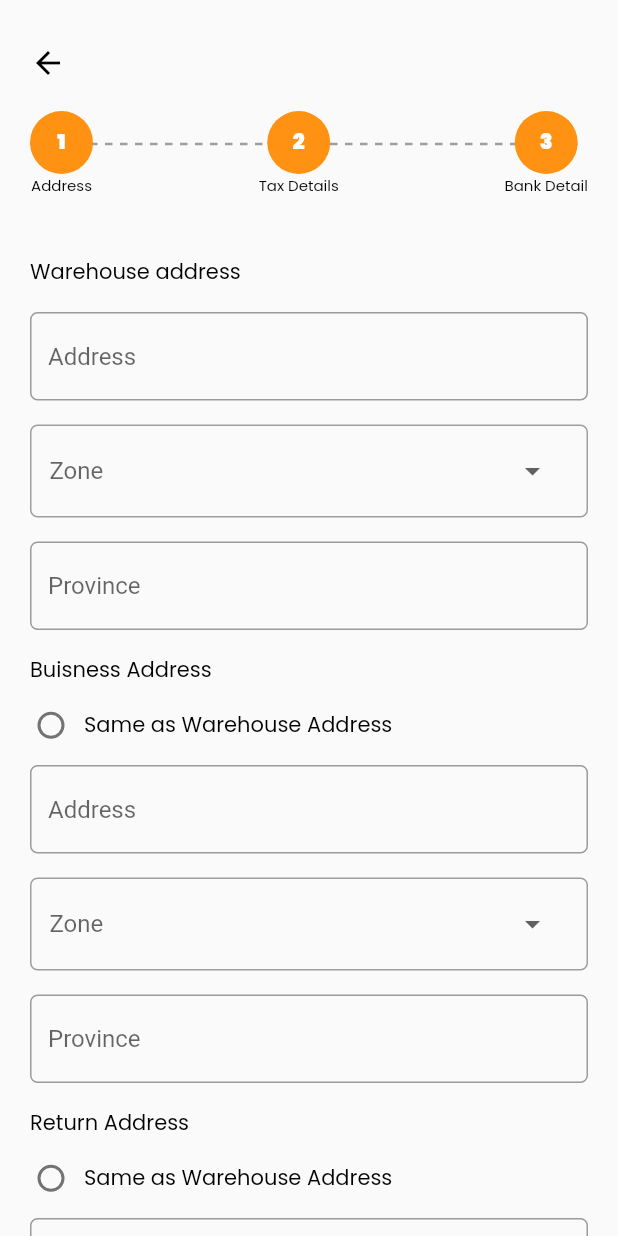
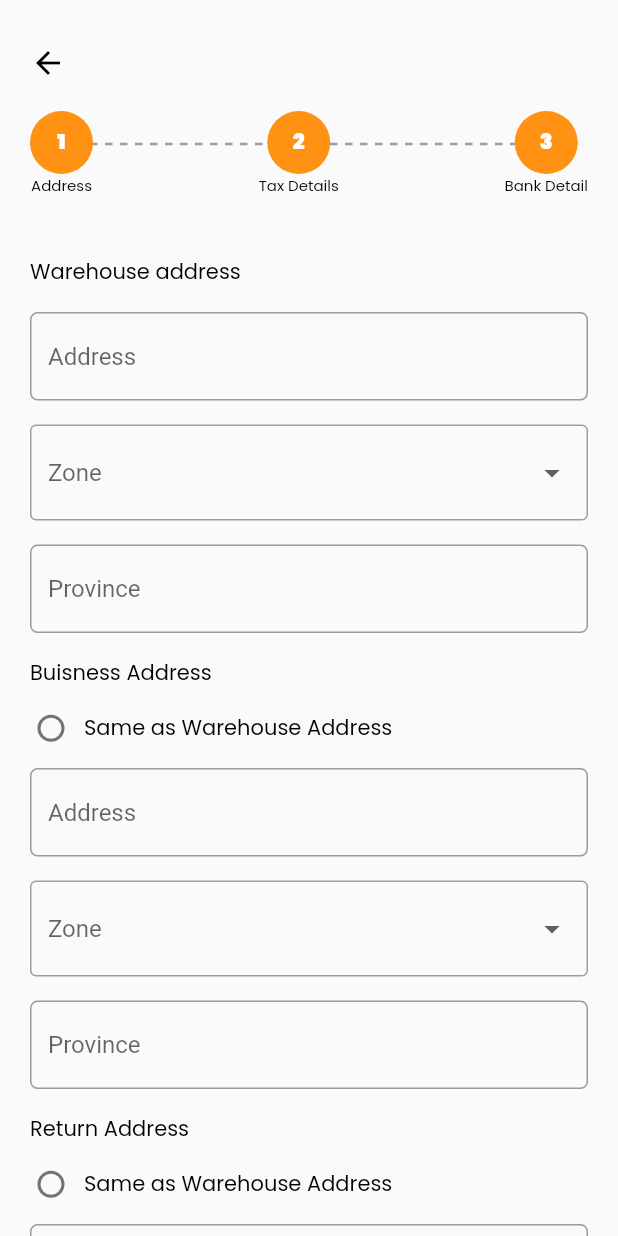
Before and after one commit to raister21/xspark, a Flutter app: the AddDetailsPage screen opened by its route, on a phone screen of 412 x 824 dp. Run offline on Flutter 3.47's test engine with Material 2 defaults, Android fonts, the light colour scheme and no system bars; our stand-ins replace bloc, dotted_border, equatable, flutter_bloc.

Commit message:
Fixed register location page, flexible screen

```diff
--- a/lib/data/authentication/login/bloc/login_bloc.dart
+++ b/lib/data/authentication/login/bloc/login_bloc.dart
@@ -2,6 +2,7 @@ import 'dart:async';
 
 import 'package:bloc/bloc.dart';
 import 'package:equatable/equatable.dart';
+import 'package:flutter/material.dart';
 
 part 'login_event.dart';
 part 'login_state.dart';
--- a/lib/data/customClasses/validator.dart
+++ b/lib/data/customClasses/validator.dart
@@ -6,7 +6,7 @@ class Validator {
   }
 
   bool isValidName(String name) {
-    if (name.length < 2) {
+    if (name != null && name.length < 2) {
       return false;
     }
     return RegExp(r"^(?![\s.]+$)[a-zA-Z\s.]*$").hasMatch(name);
--- a/lib/presentation/pages/add_details_pages/add_address_page.dart
+++ b/lib/presentation/pages/add_details_pages/add_address_page.dart
@@ -1,6 +1,6 @@
 import 'package:flutter/material.dart';
 import 'package:flutter_bloc/flutter_bloc.dart';
-import 'package:xspark/data/userdetails/address_model.dart';
+import 'package:xspark/data/customClasses/validator.dart';
 import 'package:xspark/data/userdetails/bloc/userdetails_bloc.dart';
 
 class AddAddressPage extends StatefulWidget {
@@ -12,6 +12,8 @@ class AddAddressPage extends StatefulWidget {
 
 class _AddAddressPageState extends State<AddAddressPage> {
   // Initializing variables
+  final _formKey = GlobalKey<FormState>();
+  final Validator _validator = Validator();
   final double defaultPads = 20.0;
   final int animationTime = 500;
   final double defaultSmallPads = 16.0;
@@ -45,12 +47,12 @@ class _AddAddressPageState extends State<AddAddressPage> {
       child: Container(
         padding: EdgeInsets.fromLTRB(defaultPads, defaultPads, defaultPads, 0),
         width: MediaQuery.of(context).size.width,
+        child: Form(
+          key: _formKey,
           child: Column(
             children: [
               _displayMessage(message: "Warehouse address"),
-            _addressInput(),
-            _zoneInput(),
-            _provinceInput(),
+              _warehouseAddressBlock(),
               _displayMessage(message: "Buisness Address"),
               _buisnessSameAsWareHouseRadioButton(),
               _buissnessAddressBlock(),
@@ -59,6 +61,7 @@ class _AddAddressPageState extends State<AddAddressPage> {
               _returnAddressBlock(),
               _proceedButton()
             ],
+          ),
         ),
       ),
     );
@@ -91,9 +94,12 @@ class _AddAddressPageState extends State<AddAddressPage> {
                 border: OutlineInputBorder(
                     borderRadius: BorderRadius.all(Radius.circular(5.0))),
                 hintText: 'Address'),
+            validator: (value) =>
+                _validator.isValidName(value) ? null : 'Address is too short',
             onChanged: (value) => {
               BlocProvider.of<UserdetailsBloc>(context)
                   .add(WarehouseAddressChanged(warehouseAddress: value))
+              // BlocProvider.of<UserdetailsBloc>(context).add(ue)
             },
           ),
         );
@@ -102,18 +108,14 @@ class _AddAddressPageState extends State<AddAddressPage> {
   }
 
   Widget _zoneInput() {
-    return Container(
-      padding: EdgeInsets.fromLTRB(12, 6, 12, 6),
-      decoration: BoxDecoration(
-          borderRadius: BorderRadius.all(Radius.circular(5)),
-          shape: BoxShape.rectangle,
-          border: Border.all(width: 1.0, color: Colors.grey)),
-      child: DropdownButtonFormField<String>(
+    return DropdownButtonFormField<String>(
       decoration: InputDecoration(
         border: OutlineInputBorder(
           borderSide: BorderSide(
-                  color: Colors.amber, width: 5, style: BorderStyle.solid)),
-          enabledBorder: InputBorder.none,
+              color: Colors.grey, width: 5, style: BorderStyle.solid),
+        ),
+        enabledBorder: OutlineInputBorder(
+            borderSide: BorderSide(width: 1, color: Colors.grey)),
       ),
       dropdownColor: Color.fromARGB(255, 244, 244, 244),
       hint: Text('Zone'),
@@ -138,11 +140,11 @@ class _AddAddressPageState extends State<AddAddressPage> {
           child: Text(value),
         );
       }).toList(),
+      validator: (value) => value ?? "Zone not selected",
       onChanged: (value) {
         BlocProvider.of<UserdetailsBloc>(context)
             .add(WarehouseZoneChanged(warehouseZone: value));
       },
-      ),
     );
   }
 
@@ -156,9 +158,12 @@ class _AddAddressPageState extends State<AddAddressPage> {
             border: OutlineInputBorder(
                 borderRadius: BorderRadius.all(Radius.circular(5.0))),
             hintText: 'Province'),
+        validator: (value) =>
+            _validator.isValidName(value) ? null : 'Province is too short',
         onChanged: (value) => {
-          BlocProvider.of<UserdetailsBloc>(context)
-              .add(WarehouseProvinceChanged(warehouseProvince: value))
+          BlocProvider.of<UserdetailsBloc>(context).add(
+            (WarehouseProvinceChanged(warehouseProvince: value)),
+          )
         },
       ),
     );
@@ -177,6 +182,8 @@ class _AddAddressPageState extends State<AddAddressPage> {
                 border: OutlineInputBorder(
                     borderRadius: BorderRadius.all(Radius.circular(5.0))),
                 hintText: 'Address'),
+            validator: (value) =>
+                _validator.isValidName(value) ? null : 'Address is too short',
             onChanged: (value) => {
               BlocProvider.of<UserdetailsBloc>(context)
                   .add(BuisnessAddressChanged(buisnessAddress: value))
@@ -188,18 +195,13 @@ class _AddAddressPageState extends State<AddAddressPage> {
   }
 
   Widget _buisnessZoneInput() {
-    return Container(
-      padding: EdgeInsets.fromLTRB(12, 6, 12, 6),
-      decoration: BoxDecoration(
-          borderRadius: BorderRadius.all(Radius.circular(5)),
-          shape: BoxShape.rectangle,
-          border: Border.all(width: 1.0, color: Colors.grey)),
-      child: DropdownButtonFormField<String>(
+    return DropdownButtonFormField<String>(
       decoration: InputDecoration(
         border: OutlineInputBorder(
             borderSide: BorderSide(
                 color: Colors.amber, width: 5, style: BorderStyle.solid)),
-          enabledBorder: InputBorder.none,
+        enabledBorder: OutlineInputBorder(
+            borderSide: BorderSide(width: 1, color: Colors.grey)),
       ),
       dropdownColor: Color.fromARGB(255, 244, 244, 244),
       hint: Text('Zone'),
@@ -224,11 +226,11 @@ class _AddAddressPageState extends State<AddAddressPage> {
           child: Text(value),
         );
       }).toList(),
+      validator: (value) => value ?? "Zone not selected",
       onChanged: (value) {
         BlocProvider.of<UserdetailsBloc>(context)
             .add(BuisnessZoneChanged(buisnessZone: value));
       },
-      ),
     );
   }
 
@@ -242,6 +244,8 @@ class _AddAddressPageState extends State<AddAddressPage> {
             border: OutlineInputBorder(
                 borderRadius: BorderRadius.all(Radius.circular(5.0))),
             hintText: 'Province'),
+        validator: (value) =>
+            _validator.isValidName(value) ? null : 'Zone is too short',
         onChanged: (value) => {
           BlocProvider.of<UserdetailsBloc>(context)
               .add(BuisnessProvinceChanged(buisnessProvince: value))
@@ -263,6 +267,8 @@ class _AddAddressPageState extends State<AddAddressPage> {
                 border: OutlineInputBorder(
                     borderRadius: BorderRadius.all(Radius.circular(5.0))),
                 hintText: 'Address'),
+            validator: (value) =>
+                _validator.isValidName(value) ? null : 'Address is too short',
             onChanged: (value) => {
               BlocProvider.of<UserdetailsBloc>(context)
                   .add(ReturnAddressChanged(returnAddress: value))
@@ -274,18 +280,13 @@ class _AddAddressPageState extends State<AddAddressPage> {
   }
 
   Widget _returnZoneInput() {
-    return Container(
-      padding: EdgeInsets.fromLTRB(12, 6, 12, 6),
-      decoration: BoxDecoration(
-          borderRadius: BorderRadius.all(Radius.circular(5)),
-          shape: BoxShape.rectangle,
-          border: Border.all(width: 1.0, color: Colors.grey)),
-      child: DropdownButtonFormField<String>(
+    return DropdownButtonFormField<String>(
       decoration: InputDecoration(
         border: OutlineInputBorder(
             borderSide: BorderSide(
                 color: Colors.amber, width: 5, style: BorderStyle.solid)),
-          enabledBorder: InputBorder.none,
+        enabledBorder: OutlineInputBorder(
+            borderSide: BorderSide(width: 1, color: Colors.grey)),
       ),
       dropdownColor: Color.fromARGB(255, 244, 244, 244),
       hint: Text('Zone'),
@@ -310,11 +311,11 @@ class _AddAddressPageState extends State<AddAddressPage> {
           child: Text(value),
         );
       }).toList(),
+      validator: (value) => value ?? "Zone not selected",
       onChanged: (value) {
         BlocProvider.of<UserdetailsBloc>(context)
             .add(ReturnZoneChanged(returnZone: value));
       },
-      ),
     );
   }
 
@@ -328,6 +329,8 @@ class _AddAddressPageState extends State<AddAddressPage> {
             border: OutlineInputBorder(
                 borderRadius: BorderRadius.all(Radius.circular(5.0))),
             hintText: 'Province'),
+        validator: (value) =>
+            _validator.isValidName(value) ? null : 'Province is too short',
         onChanged: (value) => {
           BlocProvider.of<UserdetailsBloc>(context)
               .add(ReturnProvinceChanged(returnProvince: value))
@@ -422,6 +425,12 @@ class _AddAddressPageState extends State<AddAddressPage> {
     );
   }
 
+  Widget _warehouseAddressBlock() {
+    return Column(
+      children: [_addressInput(), _zoneInput(), _provinceInput()],
+    );
+  }
+
   Widget _buissnessAddressBlock() {
     return _isBuissnessAddressSame
         ? Padding(padding: EdgeInsets.fromLTRB(0, defaultSmallPads, 0, 0))
@@ -451,7 +460,9 @@ class _AddAddressPageState extends State<AddAddressPage> {
       padding: EdgeInsets.symmetric(vertical: defaultPads),
       child: TextButton(
         onPressed: () {
+          if (_formKey.currentState.validate()) {
             widget.movePageForward();
+          }
         },
         style: ButtonStyle(
             backgroundColor: MaterialStateProperty.all<Color>(
--- a/lib/presentation/pages/registration_pages/register_location.dart
+++ b/lib/presentation/pages/registration_pages/register_location.dart
@@ -29,15 +29,15 @@ class RegisterLocation extends StatelessWidget {
     return Expanded(
       flex: 1,
       child: Container(
-        alignment: AlignmentDirectional.topStart,
-        padding: EdgeInsets.fromLTRB(defaultPads, 70, defaultPads, 0),
+        alignment: AlignmentDirectional.bottomStart,
+        padding: EdgeInsets.fromLTRB(defaultPads, 0, defaultPads, 0),
         child: Text(
-          "Create an account \nas",
+          "Create an account as",
           textAlign: TextAlign.left,
           style: TextStyle(
               fontFamily: 'Poppins',
               fontWeight: FontWeight.w700,
-              fontSize: 32,
+              fontSize: 36,
               color: Color.fromARGB(255, 255, 146, 19)),
         ),
       ),
--- a/lib/presentation/pages/registration_pages/register_page.dart
+++ b/lib/presentation/pages/registration_pages/register_page.dart
@@ -195,8 +195,8 @@ class _RegisterPageState extends State<RegisterPage> {
               maxLength: 16,
               decoration: InputDecoration(
                   counterText: "",
-                  focusedBorder: OutlineInputBorder(
-                      borderSide: BorderSide(color: Colors.green, width: 2)),
+                  // focusedBorder: OutlineInputBorder(
+                  //     borderSide: BorderSide(color: Colors.green, width: 2)),
                   border: OutlineInputBorder(
                       borderRadius: BorderRadius.all(Radius.circular(5.0))),
                   hintText: 'Owner Name'),
@@ -222,8 +222,8 @@ class _RegisterPageState extends State<RegisterPage> {
               maxLength: 16,
               decoration: InputDecoration(
                   counterText: "",
-                  focusedBorder: OutlineInputBorder(
-                      borderSide: BorderSide(color: Colors.green, width: 2)),
+                  // focusedBorder: OutlineInputBorder(
+                  //     borderSide: BorderSide(color: Colors.green, width: 2)),
                   border: OutlineInputBorder(
                       borderSide: BorderSide(color: Colors.red),
                       borderRadius: BorderRadius.all(Radius.circular(5.0))),
@@ -251,8 +251,8 @@ class _RegisterPageState extends State<RegisterPage> {
               maxLength: 25,
               decoration: InputDecoration(
                   counterText: "",
-                  focusedBorder: OutlineInputBorder(
-                      borderSide: BorderSide(color: Colors.green, width: 2)),
+                  // focusedBorder: OutlineInputBorder(
+                  //     borderSide: BorderSide(color: Colors.green, width: 2)),
                   border: OutlineInputBorder(
                       borderRadius: BorderRadius.all(Radius.circular(5.0))),
                   hintText: 'Email'),
@@ -278,8 +278,8 @@ class _RegisterPageState extends State<RegisterPage> {
               maxLength: 10,
               decoration: InputDecoration(
                   counterText: "",
-                  focusedBorder: OutlineInputBorder(
-                      borderSide: BorderSide(color: Colors.green, width: 2)),
+                  // focusedBorder: OutlineInputBorder(
+                  //     borderSide: BorderSide(color: Colors.green, width: 2)),
                   border: OutlineInputBorder(
                       borderRadius: BorderRadius.all(Radius.circular(5.0))),
                   hintText: 'Mobile number'),
@@ -309,8 +309,8 @@ class _RegisterPageState extends State<RegisterPage> {
               obscureText: isPasswordHidden,
               decoration: InputDecoration(
                   counterText: "",
-                  focusedBorder: OutlineInputBorder(
-                      borderSide: BorderSide(color: Colors.green, width: 2)),
+                  // focusedBorder: OutlineInputBorder(
+                  //     borderSide: BorderSide(color: Colors.green, width: 2)),
                   border: OutlineInputBorder(
                       borderSide: BorderSide(color: Colors.red),
                       borderRadius: BorderRadius.all(Radius.circular(5.0))),
```
Lines whose indentation alone changed are shown as unchanged.
